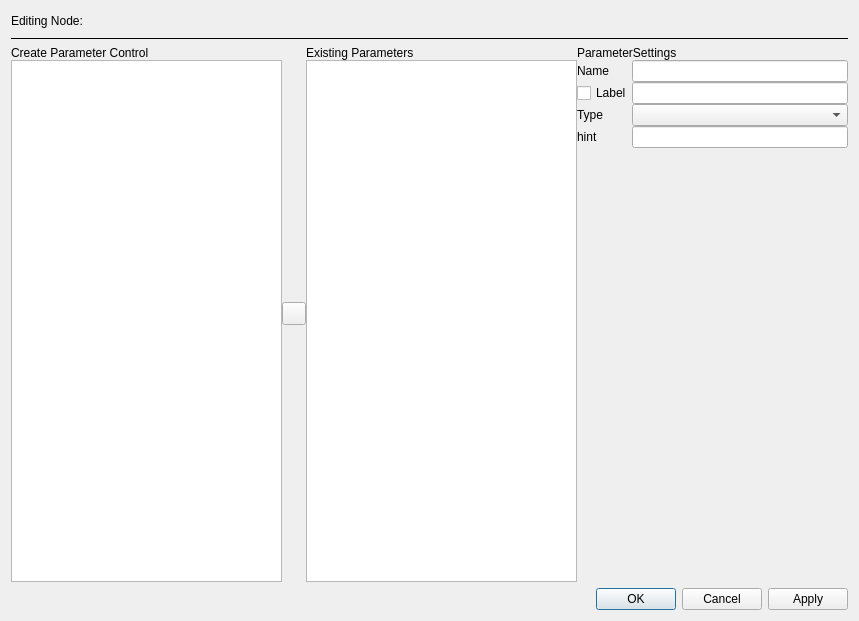
Before: the Qt Designer form ui/zenoedit/dialog/zeditparamlayoutdlg.ui in zenustech/zeno, drawn with Qt 5.
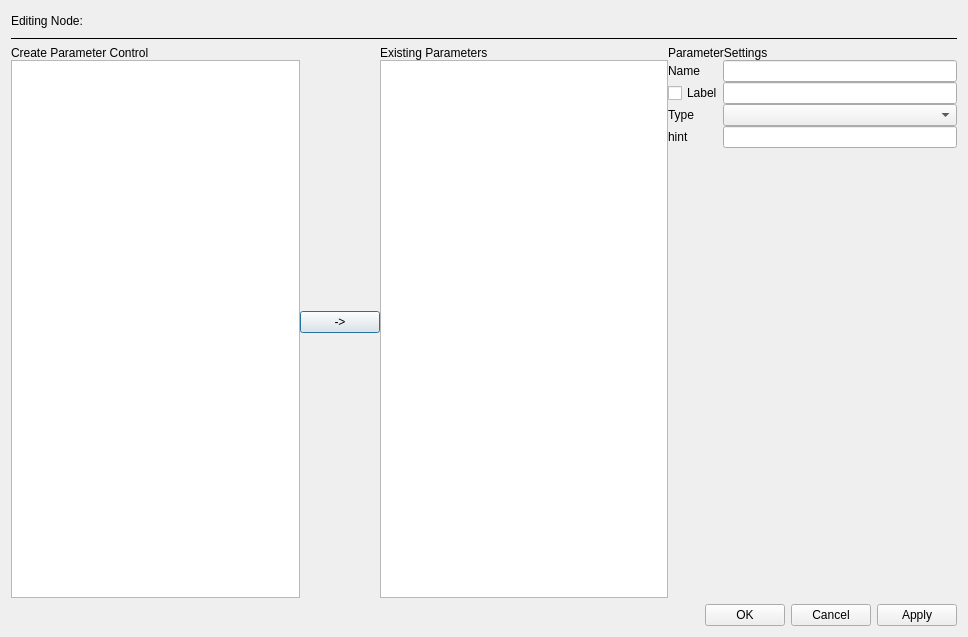
After: the same form once the commit is applied.

Diff of the .ui file:
```diff
--- a/ui/zenoedit/dialog/zeditparamlayoutdlg.ui
+++ b/ui/zenoedit/dialog/zeditparamlayoutdlg.ui
@@ -6,8 +6,8 @@
    <rect>
     <x>0</x>
     <y>0</y>
-    <width>859</width>
-    <height>621</height>
+    <width>968</width>
+    <height>637</height>
    </rect>
   </property>
   <property name="windowTitle">
@@ -83,9 +83,9 @@
         <number>0</number>
        </property>
        <item>
-        <widget class="QToolButton" name="toolButton">
+        <widget class="QPushButton" name="btnAdd">
          <property name="text">
-          <string/>
+          <string>-&gt;</string>
          </property>
         </widget>
        </item>
```
